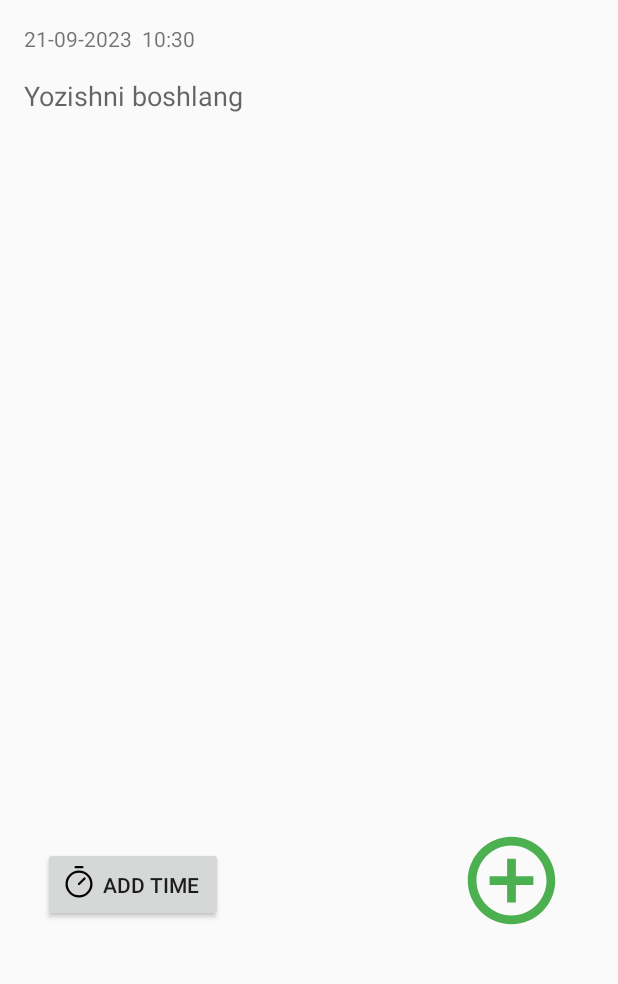
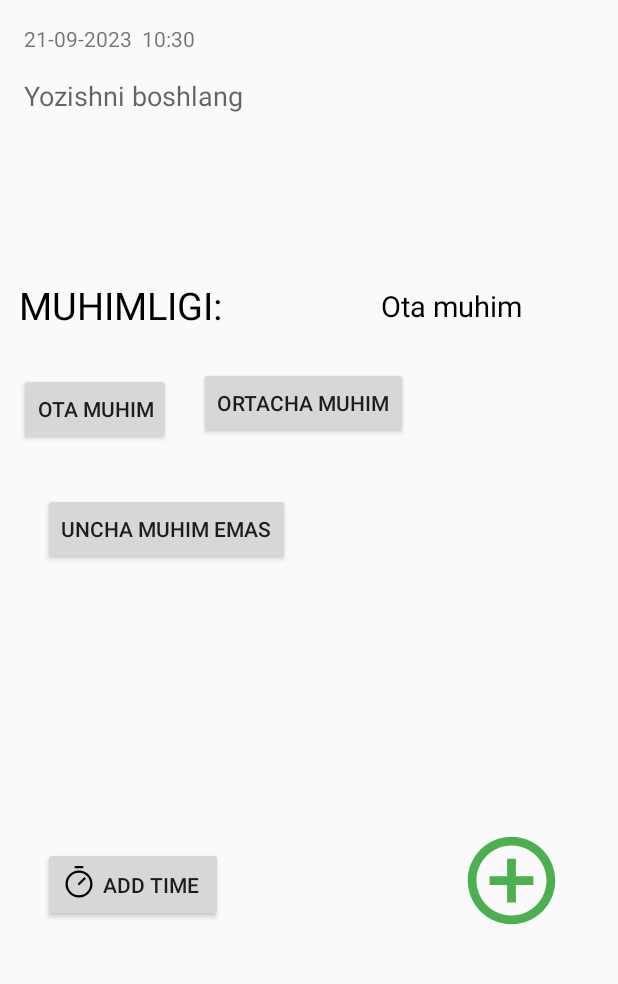
Before and after one commit to SeikoGB/NoteApp, an Android app: the screen it shows after launch (MainActivity), after a tap on an icon or button, on a phone screen of 412 x 824 dp, the part 249-1233 px from its top. Run offline under Robolectric (Android 15) with nearby library versions, the phone set to English and light mode, and no system bars; our stand-ins replace Room's generated code.

```diff
--- a/app/src/main/java/com/example/noteapp/Fragments/AddFragment.kt
+++ b/app/src/main/java/com/example/noteapp/Fragments/AddFragment.kt
@@ -18,6 +18,7 @@ import androidx.activity.addCallback
 import androidx.fragment.app.Fragment
 import com.example.noteapp.R
 import com.example.noteapp.databse.Database
+import com.example.noteapp.model.Importance
 import com.example.noteapp.model.Note_model
 import com.google.android.material.button.MaterialButton
 import java.text.SimpleDateFormat
@@ -39,7 +40,10 @@ class AddFragment:Fragment() {
     private lateinit var list: ArrayList<Note_model>
     private lateinit var add_time:Button
     private lateinit var contact:Note_model
-
+    private lateinit var high:Button
+    private lateinit var midle:Button
+    private lateinit var low:Button
+    private lateinit var importance:TextView
 
     override fun onCreateView(inflater: LayoutInflater, container: ViewGroup?, savedInstanceState: Bundle?): View? {
         val view = inflater.inflate(R.layout.note_add, container, false)
@@ -59,11 +63,27 @@ class AddFragment:Fragment() {
 
         list= ArrayList(database.contactDao().getContact())
 
+        importance=view.findViewById(R.id.muhimligi)
+        high=view.findViewById(R.id.high)
+        midle=view.findViewById(R.id.middle)
+        low=view.findViewById(R.id.low)
         name1=view.findViewById(R.id.app_name)
         name2=view.findViewById(R.id.edit_text)
         date=view.findViewById(R.id.date)
         back=view.findViewById(R.id.back)
         add_time=view.findViewById(R.id.add_time)
+        high.setOnClickListener {
+            contact.importance=Importance.HIGH_IMPORTANCE.level
+            importance.text="Ota Muhim"
+        }
+        midle.setOnClickListener {
+            contact.importance=Importance.MID_IMPORTANCE.level
+            importance.text="Ortacha Muhim"
+        }
+        low.setOnClickListener {
+            contact.importance=Importance.LOW_IMPORTANCE.level
+            importance.text="Uncha Muhim emas"
+        }
         back.setOnClickListener {
             parentFragmentManager.beginTransaction()
                 .setReorderingAllowed(true)
@@ -105,7 +125,6 @@ class AddFragment:Fragment() {
 
             Toast.makeText(requireContext(),"Saved",Toast.LENGTH_SHORT).show()
             contact= Note_model(note_name = name1.text.toString(), note_text = name2.text.toString(), date_item = date.text.toString(), dead_line = "", importance = 0)
-
             val name=arguments?.getString("name1")
             if (name==null && !name1.text.toString().isNullOrEmpty()){
                 database.contactDao().insert(contact)
--- a/app/src/main/java/com/example/noteapp/Fragments/AddTimeFragment.kt
+++ b/app/src/main/java/com/example/noteapp/Fragments/AddTimeFragment.kt
@@ -50,6 +50,9 @@ class AddTimeFragment : Fragment() {
             Toast.makeText(requireContext(), dayOfMonth.toString() + "/" + month.toString() + "/" + year.toString(), Toast.LENGTH_LONG).show();
             date = dayOfMonth.toString() + "/" + month.toString() + "/" + year.toString()
         }
+        binding.save.setOnClickListener {
+
+        }
         binding.reschedule!!.setOnClickListener {
             openTimePicker()
         }
--- a/app/src/main/java/com/example/noteapp/Fragments/MainFragment.kt
+++ b/app/src/main/java/com/example/noteapp/Fragments/MainFragment.kt
@@ -31,6 +31,9 @@ class MainFragment:Fragment(R.layout.fragment_main) {
     private lateinit var search:EditText
     private lateinit var settings:ImageView
 
+    private lateinit var orderByDate:ImageView
+    private lateinit var orderByImportance:ImageView
+
 
     override fun onViewCreated(view: View, savedInstanceState: Bundle?) {
         super.onViewCreated(view, savedInstanceState)
@@ -42,7 +45,17 @@ class MainFragment:Fragment(R.layout.fragment_main) {
         add_store = view.findViewById(R.id.add_store)
         search=view.findViewById(R.id.search)
         settings=view.findViewById(R.id.settings)
+        orderByDate=view.findViewById(R.id.order_date)
+        orderByImportance=view.findViewById(R.id.order_importance)
 
+        orderByDate.setOnClickListener {
+            list= database.contactDao().listOrderedByDeadLine() as ArrayList<Note_model>
+            adapter.notifyDataSetChanged()
+        }
+        orderByImportance.setOnClickListener {
+            list= database.contactDao().listOrderedByImportance() as ArrayList<Note_model>
+            adapter.notifyDataSetChanged()
+        }
         settings.setOnClickListener {
             showPopupMenu()
         }
--- a/app/src/main/java/com/example/noteapp/model/Importance.kt
+++ b/app/src/main/java/com/example/noteapp/model/Importance.kt
@@ -1,5 +1,5 @@
 package com.example.noteapp.model
 
-enum class Importance(level:Int) {
+enum class Importance(var level:Int) {
     HIGH_IMPORTANCE(3),MID_IMPORTANCE(2),LOW_IMPORTANCE(1)
 }
--- a/app/src/main/res/layout/note_add.xml
+++ b/app/src/main/res/layout/note_add.xml
@@ -67,16 +67,73 @@
         android:hint="@string/app_name"
         android:id="@+id/date"
         />
+
     <EditText
-        android:background="@null"
+        android:id="@+id/edit_text"
         android:layout_width="match_parent"
         android:layout_height="wrap_content"
+        android:layout_margin="16dp"
+        android:background="@null"
+        android:hint="Yozishni boshlang"
+        android:textSize="18sp"
         app:layout_constraintTop_toBottomOf="@id/date"
-        android:layout_margin="16dp"
-        android:textSize="18sp"
-        android:hint="Yozishni boshlang"
-        android:id="@+id/edit_text"
-        />
+        tools:layout_editor_absoluteX="16dp" />
+
+    <TextView
+        android:id="@+id/textView"
+        android:layout_width="wrap_content"
+        android:layout_height="wrap_content"
+        android:text="MUHIMLIGI: "
+        android:textColor="@color/black"
+        android:textSize="25dp"
+        app:layout_constraintBottom_toTopOf="@+id/add_time"
+        app:layout_constraintEnd_toEndOf="parent"
+        app:layout_constraintHorizontal_bias="0.048"
+        app:layout_constraintStart_toStartOf="parent"
+        app:layout_constraintTop_toBottomOf="@+id/edit_text"
+        app:layout_constraintVertical_bias="0.242" />
+
+    <TextView
+        android:layout_width="wrap_content"
+        android:layout_height="wrap_content"
+        android:layout_marginStart="36dp"
+        android:textSize="19dp"
+        android:id="@+id/muhimligi"
+        android:textColor="@color/black"
+        android:text="Ota muhim"
+        app:layout_constraintBottom_toBottomOf="@+id/textView"
+        app:layout_constraintEnd_toEndOf="parent"
+        app:layout_constraintStart_toEndOf="@+id/textView"
+        app:layout_constraintTop_toTopOf="@+id/textView" />
+
+    <Button
+        android:id="@+id/high"
+        android:layout_width="wrap_content"
+        android:layout_height="wrap_content"
+        android:layout_marginTop="28dp"
+        android:text="Ota muhim"
+        app:layout_constraintStart_toStartOf="@+id/textView"
+        app:layout_constraintTop_toBottomOf="@+id/textView" />
+
+    <Button
+        android:id="@+id/middle"
+        android:layout_width="wrap_content"
+        android:layout_height="wrap_content"
+        android:layout_marginStart="120dp"
+        android:layout_marginTop="24dp"
+        android:text="ortacha muhim"
+        app:layout_constraintStart_toStartOf="@+id/textView"
+        app:layout_constraintTop_toBottomOf="@+id/textView" />
+
+    <Button
+        android:id="@+id/low"
+        android:layout_width="wrap_content"
+        android:layout_height="wrap_content"
+        android:layout_marginStart="16dp"
+        android:layout_marginTop="108dp"
+        android:text="uncha muhim emas"
+        app:layout_constraintStart_toStartOf="@+id/textView"
+        app:layout_constraintTop_toBottomOf="@+id/textView" />
 
     <Button
         android:layout_width="120dp"
@@ -92,6 +149,7 @@
         app:layout_constraintTop_toBottomOf="@+id/edit_text"
         app:layout_constraintVertical_bias="0.919" />
 
+
     <androidx.appcompat.widget.AppCompatButton
         android:id="@+id/add_message"
         android:layout_width="70dp"
```
